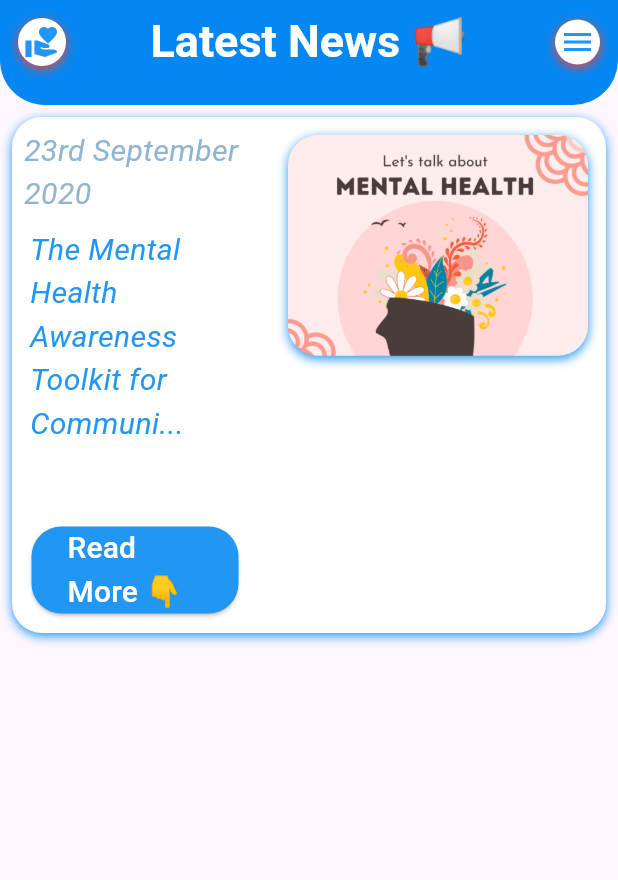
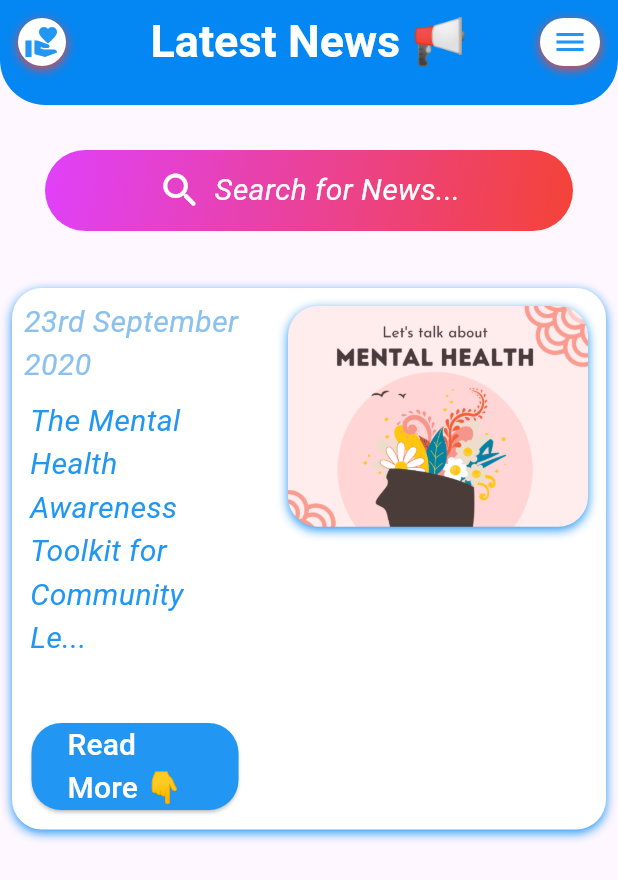
Before and after one commit to Yvonne-Wanja-1/Elim_trust_2, a Flutter app: the LatestnewsPage screen opened by its route, on a phone screen of 412 x 824 dp. Shown: the top 880 px of the screen. Run offline on Flutter 3.47's test engine with Material 3 defaults, Android fonts, the phone set to English and light mode, and no system bars; our stand-ins replace animated_text_kit, curved_navigation_bar, font_awesome_flutter; Roboto replaces fonts that are missing (Arial).

Commit message:
adjusted the widgets

```diff
--- a/elim_trust_2/lib/pages/latestnews.dart
+++ b/elim_trust_2/lib/pages/latestnews.dart
@@ -27,8 +27,8 @@ class LatestnewsPage extends StatelessWidget {
             leading: Padding(
               padding: const EdgeInsets.all(12.0),
               child: Container(
-                height: 30,
-                width: 30,
+                height: 40,
+                width: 40,
                 decoration: BoxDecoration(
                   color: Colors.white,
                   borderRadius: BorderRadius.circular(30),
@@ -40,9 +40,11 @@ class LatestnewsPage extends StatelessWidget {
                     ),
                   ],
                 ),
+                alignment: Alignment.center, // Center the icon within the container
                 child: IconButton(
-                  padding: EdgeInsets.zero,
                   icon: const Icon(Icons.volunteer_activism, color: Colors.blue, size: 24),
+                  padding: EdgeInsets.zero, // Remove default padding
+                  constraints: const BoxConstraints(), // Remove default constraints
                   onPressed: () {
                     Navigator.pushNamed(context, '/donations');
                   },
@@ -53,8 +55,8 @@ class LatestnewsPage extends StatelessWidget {
               Padding(
                 padding: const EdgeInsets.all(12.0),
                 child: Container(
-                  height: 30,
-                  width: 30,
+                  height: 40,
+                  width: 40,
                   decoration: BoxDecoration(
                     color: Colors.white,
                     borderRadius: BorderRadius.circular(30),
@@ -66,9 +68,11 @@ class LatestnewsPage extends StatelessWidget {
                       ),
                     ],
                   ),
+                  alignment: Alignment.center, // Center the icon within the container
                   child: IconButton(
-                    padding: EdgeInsets.zero,
                     icon: const Icon(Icons.menu, color: Colors.blue),
+                    padding: EdgeInsets.zero, // Remove default padding
+                    constraints: const BoxConstraints(), // Remove default constraints
                     onPressed: () {
                       // Add functionality for the menu button here
                     },
@@ -80,7 +84,50 @@ class LatestnewsPage extends StatelessWidget {
         ),
       ),
       body: SingleChildScrollView(
-        child: Padding(
+        child: Column(
+          children: [
+            // Search Bar Section
+            GestureDetector(
+              onTap: () {
+                // Add functionality for the search bar tap here
+              },
+              child: Container(
+                margin: const EdgeInsets.all(30.0),
+                padding: const EdgeInsets.symmetric(vertical: 12.0),
+                decoration: const BoxDecoration(
+                  borderRadius: BorderRadius.all(
+                    Radius.circular(30),
+                  ),
+                  gradient: LinearGradient(
+                    begin: Alignment.topLeft,
+                    end: Alignment.bottomRight,
+                    colors: [
+                      Colors.purpleAccent,
+                      Colors.red,
+                    ],
+                  ),
+                ),
+                child: Row(
+                  mainAxisAlignment: MainAxisAlignment.center,
+                  crossAxisAlignment: CrossAxisAlignment.center,
+                  children: [
+                    const Icon(Icons.search_rounded, color: Colors.white, size: 30),
+                    const SizedBox(width: 8.0),
+                    const Text(
+                      'Search for News...',
+                      style: TextStyle(
+                        fontSize: 20,
+                        fontFamily: 'Arial',
+                        color: Colors.white,
+                        fontStyle: FontStyle.italic,
+                      ),
+                    ),
+                  ],
+                ),
+              ),
+            ),
+            // News Content Section
+            Padding(
               padding: const EdgeInsets.all(8.0),
               child: Container(
                 decoration: BoxDecoration(
@@ -98,7 +145,7 @@ class LatestnewsPage extends StatelessWidget {
                   crossAxisAlignment: CrossAxisAlignment.start,
                   children: [
                     Expanded(
-                  flex: 2, // Allocate 2/3 of the space for the text
+                      flex: 2,
                       child: Column(
                         crossAxisAlignment: CrossAxisAlignment.start,
                         children: [
@@ -110,14 +157,14 @@ class LatestnewsPage extends StatelessWidget {
                                 fontSize: 20,
                                 fontFamily: 'Arial',
                                 fontStyle: FontStyle.italic,
-                            color: Color.fromARGB(255, 144, 180, 210),
+                                color: Color.fromARGB(255, 139, 193, 238),
                               ),
                             ),
                           ),
                           const Padding(
-                        padding: EdgeInsets.only(left: 12.0, right: 8.0, bottom: 12),
+                            padding: EdgeInsets.only(left: 12.0, right: 8.0),
                             child: Text(
-                          '''The Mental Health Awareness Toolkit for Communi...
+                              '''The Mental Health Awareness Toolkit for Community Le...
 ''',
                               style: TextStyle(
                                 fontSize: 20,
@@ -127,20 +174,17 @@ class LatestnewsPage extends StatelessWidget {
                               ),
                             ),
                           ),
-
-
-
                           Padding(
                             padding: const EdgeInsets.all(13.0),
-                         child: ElevatedButton(onPressed: (){},
+                            child: ElevatedButton(
+                              onPressed: () {},
                               style: ElevatedButton.styleFrom(
                                 backgroundColor: Colors.blue,
                                 shape: RoundedRectangleBorder(
                                   borderRadius: BorderRadius.circular(20),
                                 ),
                               ),
-
-                         child: Text(
+                              child: const Text(
                                 'Read More 👇',
                                 style: TextStyle(
                                   fontSize: 20,
@@ -153,14 +197,14 @@ class LatestnewsPage extends StatelessWidget {
                         ],
                       ),
                     ),
-                const SizedBox(width: 8), // Space between the text and the image
+                    const SizedBox(width: 8),
                     Column(
                       children: [
                         Container(
                           margin: const EdgeInsets.symmetric(horizontal: 12.0, vertical: 12),
-                      width: 200, // Set the width of the image
+                          width: 200,
                           decoration: BoxDecoration(
-                        borderRadius: BorderRadius.circular(20), // Rounded corners for the image
+                            borderRadius: BorderRadius.circular(20),
                             boxShadow: const [
                               BoxShadow(
                                 color: Colors.blue,
@@ -172,19 +216,19 @@ class LatestnewsPage extends StatelessWidget {
                           child: ClipRRect(
                             borderRadius: BorderRadius.circular(20),
                             child: Image.asset(
-                          'images/mentalhealth.png', // Path to your image asset
-                          fit: BoxFit.cover, // Adjust the image to cover the container
+                              'images/mentalhealth.png',
+                              fit: BoxFit.cover,
                             ),
                           ),
                         ),
-
-
                       ],
                     ),
                   ],
                 ),
               ),
             ),
+          ],
+        ),
       ),
     );
   }
```
Lines whose indentation alone changed are shown as unchanged.
